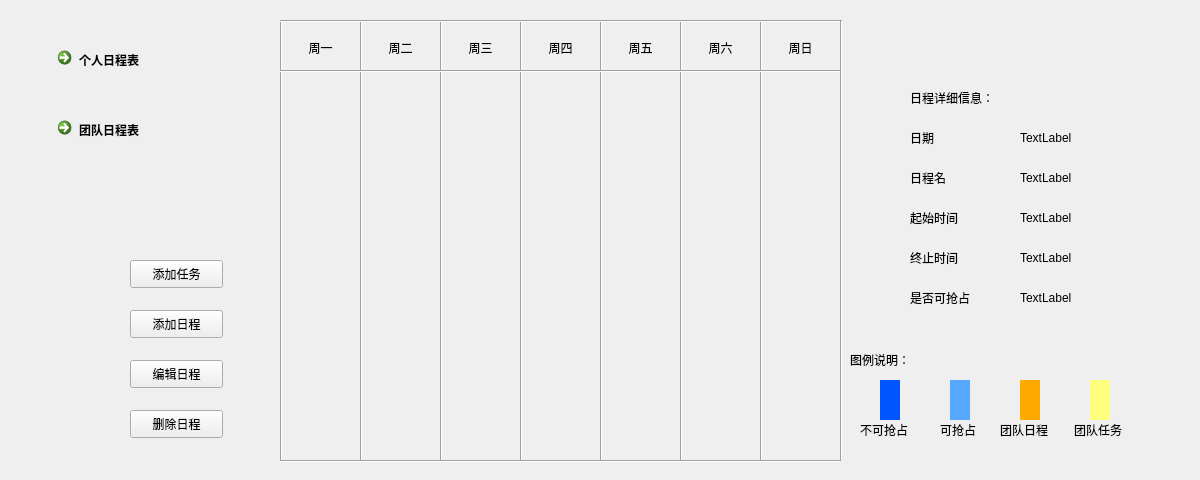
Qt form OutTime/timetable.ui (agilelike/OurTime) before a commit.
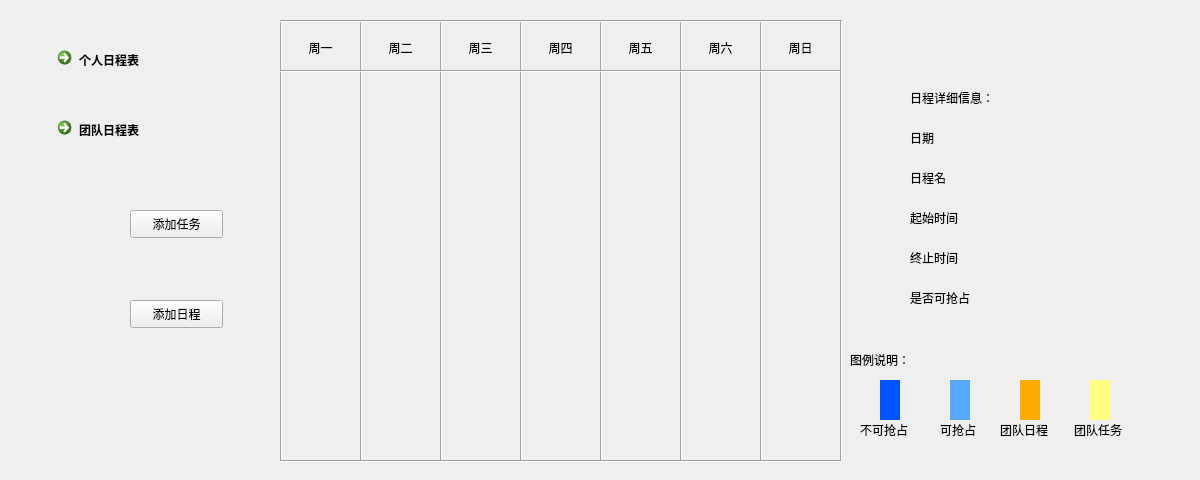
The same form after that commit.

```diff
--- a/OutTime/timetable.ui
+++ b/OutTime/timetable.ui
@@ -17,7 +17,7 @@
    <property name="geometry">
     <rect>
      <x>130</x>
-     <y>310</y>
+     <y>300</y>
      <width>93</width>
      <height>28</height>
     </rect>
@@ -26,32 +26,6 @@
     <string>添加日程</string>
    </property>
   </widget>
-  <widget class="QPushButton" name="pushButton_2">
-   <property name="geometry">
-    <rect>
-     <x>130</x>
-     <y>360</y>
-     <width>93</width>
-     <height>28</height>
-    </rect>
-   </property>
-   <property name="text">
-    <string>编辑日程</string>
-   </property>
-  </widget>
-  <widget class="QPushButton" name="pushButton_3">
-   <property name="geometry">
-    <rect>
-     <x>130</x>
-     <y>410</y>
-     <width>93</width>
-     <height>28</height>
-    </rect>
-   </property>
-   <property name="text">
-    <string>删除日程</string>
-   </property>
-  </widget>
   <widget class="QCommandLinkButton" name="commandLinkButton">
    <property name="geometry">
     <rect>
@@ -172,7 +146,7 @@
 </string>
    </property>
    <property name="text">
-    <string>TextLabel</string>
+    <string/>
    </property>
   </widget>
   <widget class="QLabel" name="label_8">
@@ -220,7 +194,7 @@
     <string notr="true">font: 9pt &quot;等线&quot;;</string>
    </property>
    <property name="text">
-    <string>TextLabel</string>
+    <string/>
    </property>
   </widget>
   <widget class="QLabel" name="label_11">
@@ -252,7 +226,7 @@
     <string notr="true">font: 9pt &quot;等线&quot;;</string>
    </property>
    <property name="text">
-    <string>TextLabel</string>
+    <string/>
    </property>
   </widget>
   <widget class="QLabel" name="label_13">
@@ -284,7 +258,7 @@
     <string notr="true">font: 9pt &quot;等线&quot;;</string>
    </property>
    <property name="text">
-    <string>TextLabel</string>
+    <string/>
    </property>
   </widget>
   <widget class="QLabel" name="label_15">
@@ -332,7 +306,7 @@
     <string notr="true">font: 9pt &quot;等线&quot;;</string>
    </property>
    <property name="text">
-    <string>TextLabel</string>
+    <string/>
    </property>
   </widget>
   <widget class="QLabel" name="label_18">
@@ -403,7 +377,7 @@
    <property name="geometry">
     <rect>
      <x>130</x>
-     <y>260</y>
+     <y>210</y>
      <width>93</width>
      <height>28</height>
     </rect>
```
Left out of the diff: 20 changed lines with no effect on the pictures.
